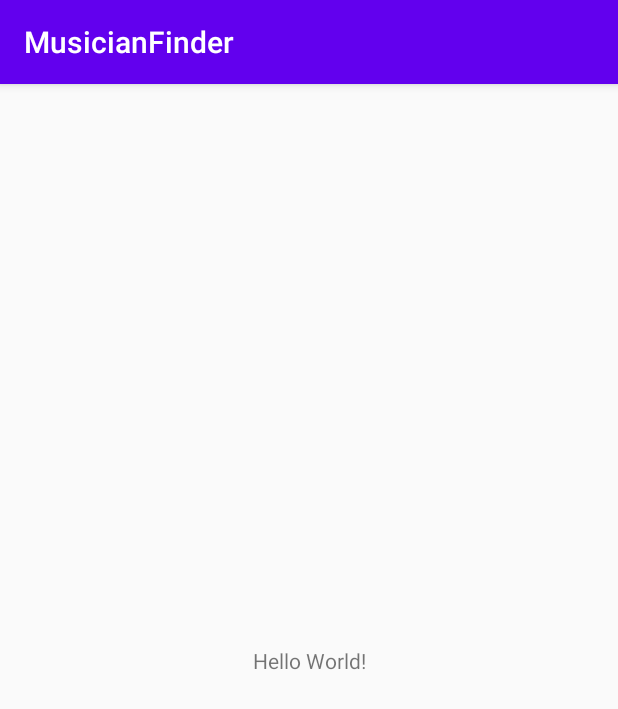
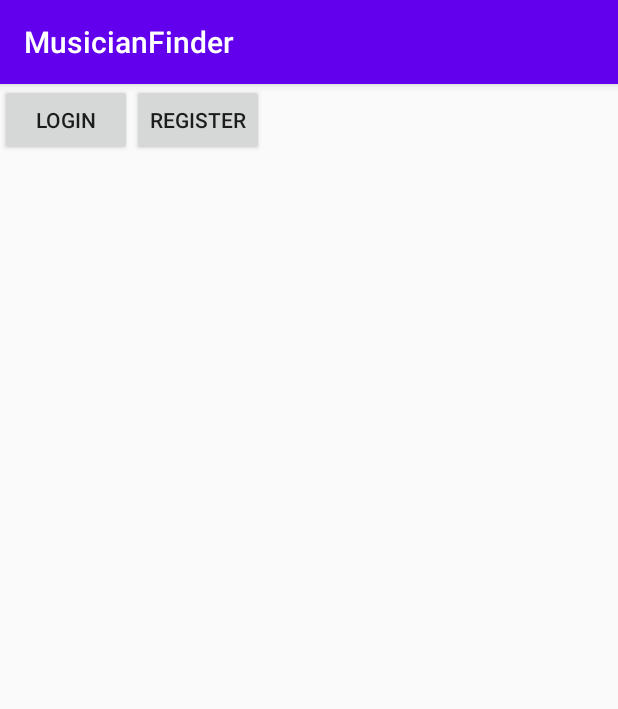
Before and after one commit to LidorPrototype/MusicianFinder, an Android app: the screen it shows after launch (MainActivity), on a phone screen of 412 x 824 dp. Shown: the top 709 px of the screen. Run offline under Robolectric (Android 15) with nearby library versions, the phone set to English and light mode, and no system bars.

Commit message:
magot update

```diff
--- a/app/build.gradle
+++ b/app/build.gradle
@@ -1,4 +1,5 @@
 apply plugin: 'com.android.application'
+apply plugin: 'com.google.gms.google-services'
 
 android {
     compileSdkVersion 30
@@ -26,6 +27,7 @@ dependencies {
     implementation fileTree(dir: "libs", include: ["*.jar"])
     implementation 'androidx.appcompat:appcompat:1.2.0'
     implementation 'androidx.constraintlayout:constraintlayout:2.0.1'
+    implementation 'com.google.firebase:firebase-auth:16.0.5'
     testImplementation 'junit:junit:4.12'
     androidTestImplementation 'androidx.test.ext:junit:1.1.2'
     androidTestImplementation 'androidx.test.espresso:espresso-core:3.3.0'
--- a/app/src/main/java/com/LYEO/musicianfinder/MainActivity.java
+++ b/app/src/main/java/com/LYEO/musicianfinder/MainActivity.java
@@ -10,5 +10,6 @@ public class MainActivity extends AppCompatActivity {
     protected void onCreate(Bundle savedInstanceState) {
         super.onCreate(savedInstanceState);
         setContentView(R.layout.activity_main);
+
     }
 }
--- a/app/src/main/res/layout/activity_main.xml
+++ b/app/src/main/res/layout/activity_main.xml
@@ -6,13 +6,23 @@
     android:layout_height="match_parent"
     tools:context=".MainActivity">
 
-    <TextView
-        android:layout_width="wrap_content"
-        android:layout_height="wrap_content"
-        android:text="Hello World!"
-        app:layout_constraintBottom_toBottomOf="parent"
-        app:layout_constraintLeft_toLeftOf="parent"
-        app:layout_constraintRight_toRightOf="parent"
-        app:layout_constraintTop_toTopOf="parent" />
 
+    <LinearLayout
+        android:layout_width="match_parent"
+        android:layout_height="match_parent"
+        >
+        <Button
+            android:layout_width="wrap_content"
+            android:layout_height="wrap_content"
+            android:text="Login"
+
+            />
+
+
+        <Button
+            android:layout_width="wrap_content"
+            android:layout_height="wrap_content"
+            android:text="Register"/>
+
+    </LinearLayout>
 </androidx.constraintlayout.widget.ConstraintLayout>
--- a/build.gradle
+++ b/build.gradle
@@ -6,6 +6,7 @@ buildscript {
     }
     dependencies {
         classpath "com.android.tools.build:gradle:4.0.1"
+        classpath 'com.google.gms:google-services:4.2.0'
 
         // NOTE: Do not place your application dependencies here; they belong
         // in the individual module build.gradle files
```
Also changed, not shown: 1 other file.
